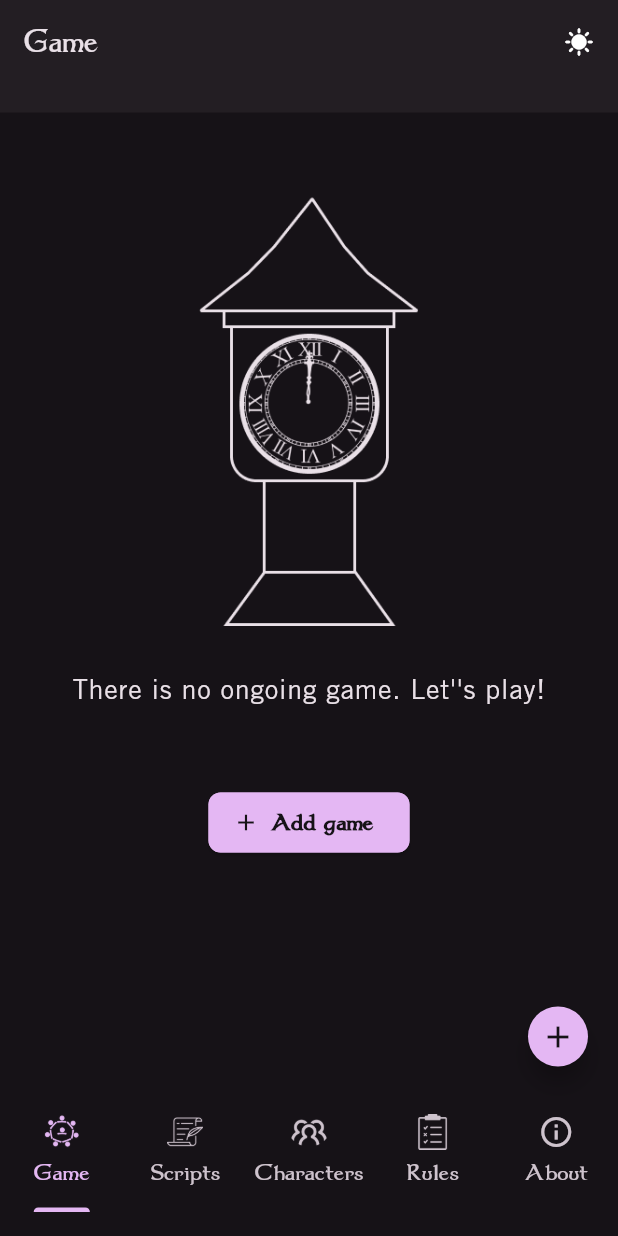
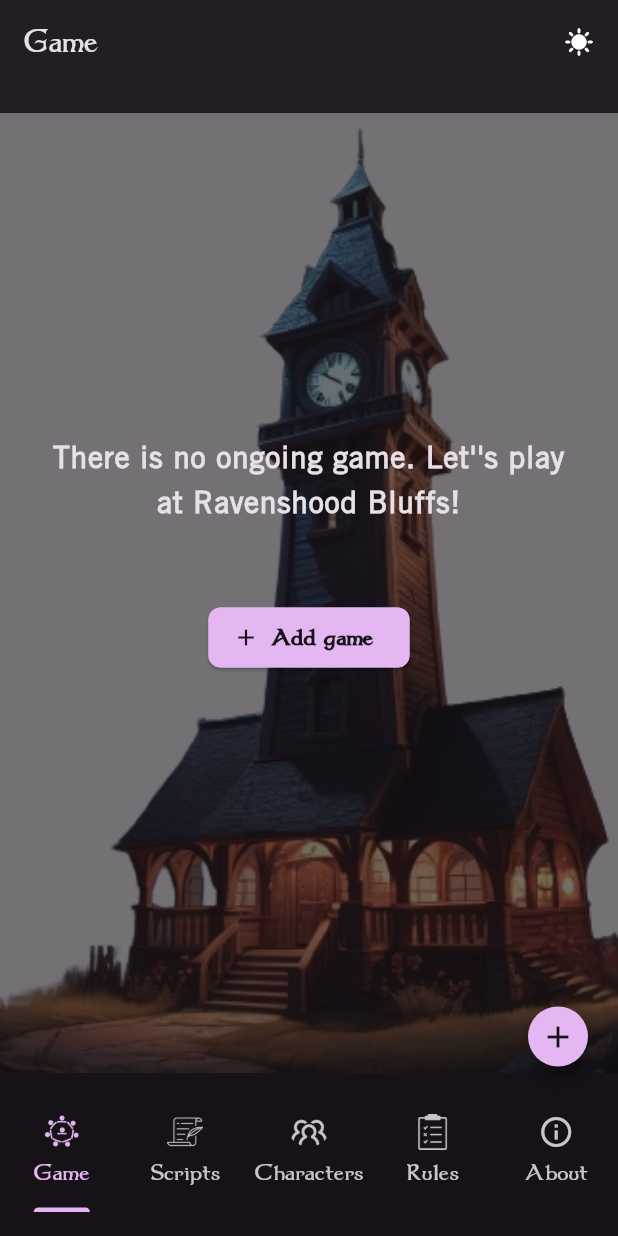
Before and after one commit to marianapatcosta/the-investigators-clues, a Flutter app: the screen it shows after launch, after a tap on the "nightlight" icon, on a phone screen of 412 x 824 dp. Run offline on Flutter 3.47's test engine with Material 3 defaults, Android fonts, the phone set to English and light mode, and no system bars; our stand-ins replace flutter_layout_grid, flutter_riverpod, shared_preferences, shimmer, webview_flutter; missing offline and left inert: dart:html, flutter_circular_text; generated files the repository leaves out were written again; network calls fail.

Commit message:
refactor grid

```diff
--- a/lib/constants.dart
+++ b/lib/constants.dart
@@ -6,13 +6,11 @@ import 'package:my_botc_notes/models/info_token.dart';
 import 'package:my_botc_notes/models/reminder.dart';
 import 'package:my_botc_notes/models/screen_metadata.dart';
 import 'package:my_botc_notes/screens/about.dart';
-import 'package:my_botc_notes/screens/acknowledgments.dart';
 import 'package:my_botc_notes/screens/characters_list.dart';
 import 'package:my_botc_notes/screens/game.dart';
 import 'package:my_botc_notes/screens/more.dart';
 import 'package:my_botc_notes/screens/rules.dart';
 import 'package:my_botc_notes/screens/scripts_list.dart';
-import 'package:my_botc_notes/screens/settings.dart';
 import 'package:my_botc_notes/utils.dart';
 
 const uuid = Uuid();
--- a/lib/l10n/app_en.arb
+++ b/lib/l10n/app_en.arb
@@ -133,7 +133,7 @@
   "noCharactersSelected": "No characters selected.",
   "noAbility": "No ability",
   "noFavoriteScripts": "You have no favorite scripts!",
-  "noGame": "There is no ongoing game. Let''s play!",
+  "noGame": "There is no ongoing game. Let''s play at Ravenshood Bluffs!",
   "noReminders": "No reminders",
   "notes": "Notes",
   "numberOfPlayers": "Number of players",
--- a/lib/l10n/app_pt.arb
+++ b/lib/l10n/app_pt.arb
@@ -134,7 +134,7 @@
   "noAbility": "Sem habilidade",
   "noCharactersSelected": "Não há personagens selecionados.",
   "noFavoriteScripts": "Não tem roteiros favoritos!",
-  "noGame": "Não há nenhum jogo a acontecer. Vamos jogar!",
+  "noGame": "Não há nenhum jogo ativo. Vamos para Ravenshood Bluffs jogar!",
   "noReminders": "Sem lembretes",
   "notes": "Notas",
   "numberOfPlayers": "Número de jogadores",
--- a/lib/providers/settings_provider.dart
+++ b/lib/providers/settings_provider.dart
@@ -64,10 +64,9 @@ class SettingsNotifier extends Notifier<Settings> {
     state = state.copyWith(themeMode: theme);
     saveState(preferences);
 
+    // change title bar theme color for PWA
     if (kIsWeb) {
       final color = theme == ThemeMode.dark ? '#231e23' : '#2c0b3f';
-
-      // change title bar theme color for PWA
       updateThemeColor(color);
     }
   }
--- a/lib/screens/characters_list.dart
+++ b/lib/screens/characters_list.dart
@@ -5,7 +5,7 @@ import 'package:my_botc_notes/data/characters.dart';
 import 'package:my_botc_notes/models/character.dart';
 import 'package:my_botc_notes/utils.dart';
 import 'package:my_botc_notes/widgets/index.dart'
-    show CharacterItem, CustomSafeArea, Layout, Search;
+    show CharactersGrid, CharacterItem, CustomSafeArea, Layout, Search;
 
 final kInitialCharactersByTeam = getCharactersByTeam(characters);
 
@@ -65,6 +65,8 @@ class _CharactersListScreenState extends State<CharactersListScreen>
 
   @override
   Widget build(BuildContext context) {
+    super.build(context);
+
     final t = AppLocalizations.of(context);
     final theme = Theme.of(context);
     final width = MediaQuery.of(context).size.width;
@@ -120,25 +122,14 @@ class _CharactersListScreenState extends State<CharactersListScreen>
                                 ),
                                 children: [
                                   if (isScreenBiggerThanX(width, ScreenSize.md))
-                                    GridView(
-                                      shrinkWrap: true,
-                                      physics:
-                                          const NeverScrollableScrollPhysics(),
-                                      gridDelegate:
-                                          const SliverGridDelegateWithFixedCrossAxisCount(
-                                        crossAxisCount: 2,
-                                        crossAxisSpacing: 8,
-                                        childAspectRatio: 5,
+                                    CharactersGrid(characters: item.value)
+                                  else
+                                    for (final character in item.value) ...[
+                                      CharacterItem(character: character),
+                                      const SizedBox(
+                                        height: 8,
                                       ),
-                                      children: [
-                                        for (final character in item.value)
-                                          CharacterItem(
-                                              character: character, small: true)
-                                      ],
-                                    )
-                                  else
-                                    for (final character in item.value)
-                                      CharacterItem(character: character),
+                                    ],
                                 ],
                               );
                       },
--- a/lib/screens/game.dart
+++ b/lib/screens/game.dart
@@ -195,6 +195,7 @@ class _GameScreenState extends ConsumerState<GameScreen>
 
   @override
   Widget build(BuildContext context) {
+    super.build(context);
     final t = AppLocalizations.of(context);
     final theme = Theme.of(context);
     final width = MediaQuery.of(context).size.width;
@@ -203,23 +204,28 @@ class _GameScreenState extends ConsumerState<GameScreen>
 
     Widget content = SliverFillRemaining(
       hasScrollBody: false,
+      child: Container(
+        decoration: BoxDecoration(
+          image: DecorationImage(
+            image: const AssetImage("assets/images/clocktower.png"),
+            fit: BoxFit.cover,
+            colorFilter: ColorFilter.mode(
+              Colors.white.withOpacity(0.4),
+              BlendMode.dstATop,
+            ),
+          ),
+        ),
+        child: Padding(
+          padding: const EdgeInsets.only(right: 24.0, left: 24.0, bottom: 48),
           child: Column(
             mainAxisSize: MainAxisSize.min,
+            mainAxisAlignment: MainAxisAlignment.center,
             children: [
-          const SizedBox(
-            height: 56,
-          ),
-          Image(
-            image: const AssetImage("assets/images/clocktower.png"),
-            color: theme.colorScheme.onSurface,
-            width: 150,
-          ),
-          const SizedBox(
-            height: 32,
-          ),
               Text(
                 t.noGame,
-            style: theme.textTheme.bodyLarge!.copyWith(fontSize: 18),
+                style: theme.textTheme.bodyLarge!
+                    .copyWith(fontSize: 20, fontWeight: FontWeight.w900),
+                textAlign: TextAlign.center,
               ),
               const SizedBox(
                 height: 48,
@@ -232,6 +238,8 @@ class _GameScreenState extends ConsumerState<GameScreen>
                 icon: const Icon(Icons.add),
               )
             ],
+          ),
+        ),
       ),
     );
 
--- a/lib/screens/scripts_list.dart
+++ b/lib/screens/scripts_list.dart
@@ -174,6 +174,7 @@ class _ScriptsListScreenState extends ConsumerState<ScriptsListScreen>
 
   @override
   Widget build(BuildContext context) {
+    super.build(context);
     final t = AppLocalizations.of(context);
     final theme = Theme.of(context);
     final width = MediaQuery.of(context).size.width;
--- a/lib/widgets/scripts/character_item.dart
+++ b/lib/widgets/scripts/character_item.dart
@@ -61,10 +61,12 @@ class CharacterItem extends StatelessWidget {
     final t = AppLocalizations.of(context);
 
     return Card(
-      margin: const EdgeInsets.symmetric(vertical: 4),
+      margin: const EdgeInsets.all(0),
       shape: RoundedRectangleBorder(
         borderRadius: BorderRadius.circular(8),
       ),
+      child: Padding(
+        padding: const EdgeInsets.all(8.0),
         child: Center(
           child: Semantics(
             link: kIsWeb,
@@ -76,14 +78,29 @@ class CharacterItem extends StatelessWidget {
                 tag: character.id,
                 child: Material(
                     type: MaterialType.transparency,
-                child: ListTile(
-                  title: Transform.translate(
-                    offset: const Offset(-16, 0),
+                    // Row because ListTile was not adapting its width when using flutter_layout_grid
                     child: Row(
+                      children: [
+                        Center(
+                          child: SizedBox(
+                            width: tokenSize,
+                            height: tokenSize,
+                            child: CharacterImage(
+                              name: character.name,
+                              image: character.image,
+                            ),
+                          ),
+                        ),
+                        Expanded(
+                          child: Column(
+                            crossAxisAlignment: CrossAxisAlignment.start,
+                            children: [
+                              Row(
                                 children: [
                                   Text(
                                     character.name,
-                          style: Theme.of(context).textTheme.titleMedium,
+                                    style:
+                                        Theme.of(context).textTheme.titleMedium,
                                   ),
                                   const SizedBox(
                                     width: 8,
@@ -95,32 +112,20 @@ class CharacterItem extends StatelessWidget {
                                         width: 26,
                                         height: 26,
                                         child: CharacterImage(
-                                name: charactersMap[jinx['id']!]!.name,
-                                image: charactersMap[jinx['id']!]!.image,
+                                          name:
+                                              charactersMap[jinx['id']!]!.name,
+                                          image:
+                                              charactersMap[jinx['id']!]!.image,
                                         ),
                                       ),
                                 ],
                               ),
+                              Text(character.ability),
+                            ],
                           ),
-                  contentPadding: const EdgeInsets.symmetric(
-                    horizontal: 0.0,
-                  ),
-                  subtitle: Transform.translate(
-                    offset: const Offset(-16, 0),
-                    child: Text(character.ability),
-                  ),
-                  leading: Padding(
-                    padding: const EdgeInsets.only(right: 8.0),
-                    child: SizedBox(
-                      width: tokenSize,
-                      height: tokenSize,
-                      child: CharacterImage(
-                        name: character.name,
-                        image: character.image,
-                      ),
-                    ),
-                  ),
-                ),
+                        )
+                      ],
+                    )),
               ),
             ),
           ),
--- a/lib/widgets/scripts/index.dart
+++ b/lib/widgets/scripts/index.dart
@@ -2,7 +2,6 @@ export 'character_image.dart';
 export 'character_item.dart';
 export 'character_token.dart';
 export 'characters_grid.dart';
-export 'characters_list.dart';
 export 'jinx_item.dart';
 export 'jinxes.dart';
 export 'night_order_item.dart';
--- a/pubspec.yaml
+++ b/pubspec.yaml
@@ -45,6 +45,7 @@ dependencies:
   shimmer: ^3.0.0
   flutter_circular_text: ^0.3.1
   uuid: ^4.5.1
+  flutter_layout_grid: ^2.0.7
 
 dev_dependencies:
   flutter_test:
```
Also changed, not shown: lib/widgets/scripts/characters_grid.dart (+25 -29 lines), lib/widgets/scripts/characters_list.dart (deleted, +0 -38 lines), lib/widgets/scripts/script_details_content.dart (+28 -17 lines), assets/images/clocktower.png, pubspec.lock, 1 other file. Lines whose indentation alone changed are shown as unchanged.
